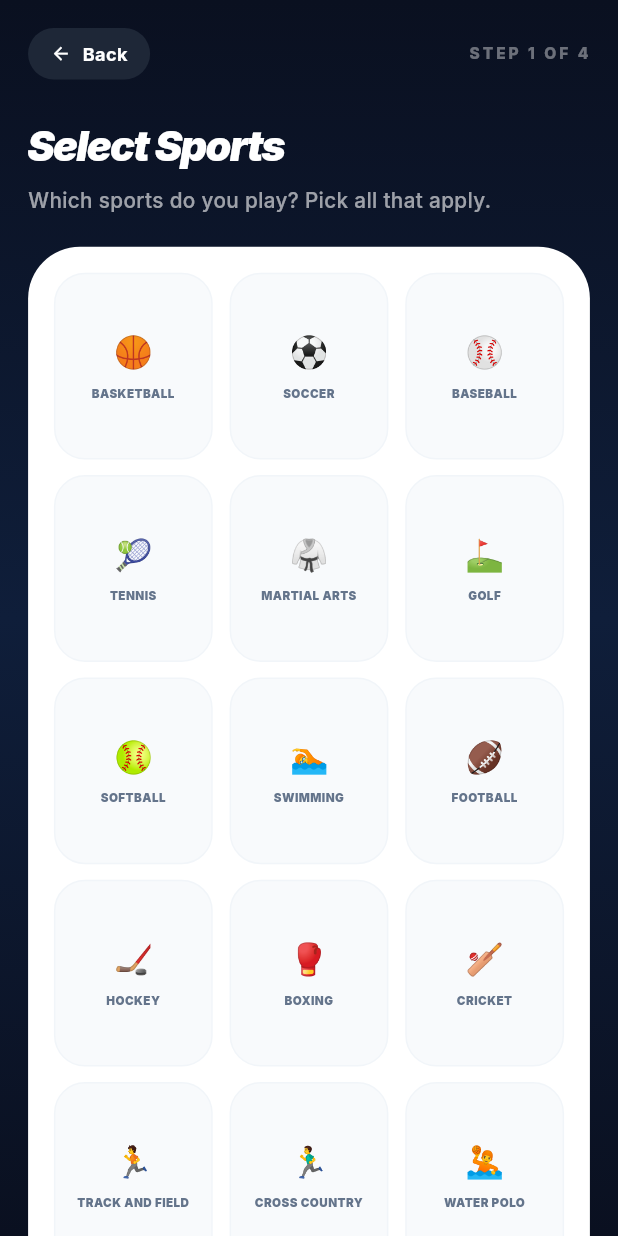
After one commit to srsakilhossen302/sports_program_booking, a Flutter app: the SportsSelectionScreen screen opened by its route, on a phone screen of 412 x 824 dp. The commit adds this screen. Run offline on Flutter 3.47's test engine with Material 3 defaults, Android fonts, the phone set to English and light mode, and no system bars; our stand-ins replace flutter_screenutil, flutter_svg, get, google_fonts, pinput, shared_preferences; accounts and stored records are empty.

Commit message:
feat: implement sports selection screen and controller with grid-based UI and selection state management

```diff
--- a/lib/core/app_route.dart
+++ b/lib/core/app_route.dart
@@ -5,6 +5,7 @@ import '../view/screens/auth/sign_up/screen/sign_up_screen.dart';
 import '../view/screens/auth/sign_in/screen/sign_in_screen.dart';
 import '../view/screens/auth/verification/screen/verification_screen.dart';
 import '../view/screens/auth/role_selection/screen/role_selection_screen.dart';
+import '../view/screens/auth/sports_selection/screen/sports_selection_screen.dart';
 
 class AppRoute {
   static const String splash = '/splash';
@@ -13,6 +14,7 @@ class AppRoute {
   static const String signIn = '/sign_in';
   static const String verification = '/verification';
   static const String roleSelection = '/role_selection';
+  static const String sportsSelection = '/sports_selection';
   static const String booking = '/booking';
 
   static List<GetPage> routes = [
@@ -22,5 +24,6 @@ class AppRoute {
     GetPage(name: signIn, page: () => const SignInScreen()),
     GetPage(name: verification, page: () => const VerificationScreen()),
     GetPage(name: roleSelection, page: () => const RoleSelectionScreen()),
+    GetPage(name: sportsSelection, page: () => const SportsSelectionScreen()),
   ];
 }
--- a/lib/core/dependency.dart
+++ b/lib/core/dependency.dart
@@ -6,6 +6,7 @@ import '../view/screens/auth/sign_up/controller/sign_up_controller.dart';
 import '../view/screens/auth/sign_in/controller/sign_in_controller.dart';
 import '../view/screens/auth/verification/controller/verification_controller.dart';
 import '../view/screens/auth/role_selection/controller/role_selection_controller.dart';
+import '../view/screens/auth/sports_selection/controller/sports_selection_controller.dart';
 import '../view/screens/booking/controller/booking_controller.dart';
 
 class DependencyInjection extends Bindings {
@@ -18,6 +19,7 @@ class DependencyInjection extends Bindings {
     Get.lazyPut(() => SignInController(), fenix: true);
     Get.lazyPut(() => VerificationController(), fenix: true);
     Get.lazyPut(() => RoleSelectionController(), fenix: true);
+    Get.lazyPut(() => SportsSelectionController(), fenix: true);
     Get.lazyPut(() => BookingController(), fenix: true);
   }
 }
--- a/lib/data/helpers/shared_prefe.dart
+++ b/lib/data/helpers/shared_prefe.dart
@@ -3,7 +3,17 @@ import 'package:shared_preferences/shared_preferences.dart';
 class SharedPrefe {
   static SharedPreferences? _preferences;
 
+  static const String _roleKey = 'role';
+
   static Future<void> init() async {
     _preferences = await SharedPreferences.getInstance();
   }
+
+  static Future<void> setRole(String role) async {
+    await _preferences?.setString(_roleKey, role);
+  }
+
+  static String getRole() {
+    return _preferences?.getString(_roleKey) ?? '';
+  }
 }
--- a/lib/view/screens/auth/role_selection/controller/role_selection_controller.dart
+++ b/lib/view/screens/auth/role_selection/controller/role_selection_controller.dart
@@ -1,11 +1,18 @@
 import 'package:get/get.dart';
+import '../../../../../core/app_route.dart';
+import '../../../../../data/helpers/shared_prefe.dart';
 
 class RoleSelectionController extends GetxController {
-  void selectAthlete() {
-    // Navigate to athlete setup or dashboard
+  void selectAthlete() async {
+    // Save role as 'family roll' as per user request
+    await SharedPrefe.setRole('family roll');
+    // Navigate to sports selection
+    Get.toNamed(AppRoute.sportsSelection);
   }
 
-  void selectProvider() {
-    // Navigate to provider setup or dashboard
+  void selectProvider() async {
+    // Save role as 'provider roll' (consistency)
+    await SharedPrefe.setRole('provider roll');
+    // Navigate to provider setup (if implemented)
   }
 }
--- /dev/null
+++ b/lib/view/screens/auth/sports_selection/controller/sports_selection_controller.dart
@@ -0,0 +1,52 @@
+import 'package:get/get.dart';
+
+class SportsSelectionController extends GetxController {
+  // Selected sports list
+  var selectedSports = <String>[].obs;
+
+  // List of sports with their icons (emojis for 3D look)
+  final List<Map<String, String>> sportsList = [
+    {"name": "BASKETBALL", "icon": "🏀"},
+    {"name": "SOCCER", "icon": "⚽"},
+    {"name": "BASEBALL", "icon": "⚾"},
+    {"name": "TENNIS", "icon": "🎾"},
+    {"name": "MARTIAL ARTS", "icon": "🥋"},
+    {"name": "GOLF", "icon": "⛳"},
+    {"name": "SOFTBALL", "icon": "🥎"},
+    {"name": "SWIMMING", "icon": "🏊"},
+    {"name": "FOOTBALL", "icon": "🏈"},
+    {"name": "HOCKEY", "icon": "🏒"},
+    {"name": "BOXING", "icon": "🥊"},
+    {"name": "CRICKET", "icon": "🏏"},
+    {"name": "TRACK AND FIELD", "icon": "🏃"},
+    {"name": "CROSS COUNTRY", "icon": "🏃‍♂️"},
+    {"name": "WATER POLO", "icon": "🤽"},
+    {"name": "CREW", "icon": "🚣"},
+    {"name": "WEIGHTLIFTING", "icon": "🏋️"},
+    {"name": "CHEERLEADING", "icon": "📣"},
+    {"name": "DANCE", "icon": "💃"},
+    {"name": "BADMINTON", "icon": "🏸"},
+    {"name": "VOLLEYBALL", "icon": "🏐"},
+    {"name": "FIELD HOCKEY", "icon": "🏑"},
+    {"name": "FLAG FOOTBALL", "icon": "🏈"},
+    {"name": "LACROSSE", "icon": "🥍"},
+    {"name": "GYMNASTICS", "icon": "🤸"},
+    {"name": "FRISBEE GOLF", "icon": "🥏"},
+    {"name": "SQUASH", "icon": "🎾"},
+    {"name": "YOGA", "icon": "🧘"},
+    {"name": "WRESTLING", "icon": "🤼"},
+    {"name": "FISHING", "icon": "🎣"},
+  ];
+
+  void toggleSport(String sport) {
+    if (selectedSports.contains(sport)) {
+      selectedSports.remove(sport);
+    } else {
+      selectedSports.add(sport);
+    }
+  }
+
+  bool isSelected(String sport) {
+    return selectedSports.contains(sport);
+  }
+}
--- /dev/null
+++ b/lib/view/screens/auth/sports_selection/screen/sports_selection_screen.dart
@@ -0,0 +1,283 @@
+import 'package:flutter/material.dart';
+import 'package:flutter_screenutil/flutter_screenutil.dart';
+import 'package:get/get.dart';
+import 'package:google_fonts/google_fonts.dart';
+import '../../../../../core/utils/app_colors.dart';
+import '../controller/sports_selection_controller.dart';
+
+class SportsSelectionScreen extends StatelessWidget {
+  const SportsSelectionScreen({super.key});
+
+  @override
+  Widget build(BuildContext context) {
+    return GetBuilder<SportsSelectionController>(
+      init: SportsSelectionController(),
+      builder: (controller) {
+        return Scaffold(
+          body: Container(
+            width: double.infinity,
+            height: double.infinity,
+            decoration: const BoxDecoration(
+              gradient: AppColors.splashGradient,
+            ),
+            child: SafeArea(
+              child: SingleChildScrollView(
+                physics: const BouncingScrollPhysics(),
+                child: Padding(
+                  padding: EdgeInsets.all(20.w), // 20 padding as requested
+                  child: Column(
+                    crossAxisAlignment: CrossAxisAlignment.start,
+                    children: [
+                      // Header with Back Button and Step Indicator
+                      Row(
+                        mainAxisAlignment: MainAxisAlignment.spaceBetween,
+                        children: [
+                          // Back Button
+                          GestureDetector(
+                            onTap: () => Get.back(),
+                            child: Container(
+                              padding: EdgeInsets.symmetric(horizontal: 16.w, vertical: 10.h),
+                              decoration: BoxDecoration(
+                                color: const Color(0xFF1E2737),
+                                borderRadius: BorderRadius.circular(30.r),
+                              ),
+                              child: Row(
+                                mainAxisSize: MainAxisSize.min,
+                                children: [
+                                  Icon(Icons.arrow_back, color: Colors.white, size: 16.sp),
+                                  SizedBox(width: 8.w),
+                                  Text(
+                                    "Back",
+                                    style: TextStyle(
+                                      color: Colors.white,
+                                      fontSize: 14.sp,
+                                      fontWeight: FontWeight.w700,
+                                    ),
+                                  ),
+                                ],
+                              ),
+                            ),
+                          ),
+                          // Step Indicator
+                          Text(
+                            "STEP 1 OF 4",
+                            style: TextStyle(
+                              color: Colors.white.withOpacity(0.4),
+                              fontSize: 12.sp,
+                              fontWeight: FontWeight.w800,
+                              letterSpacing: 2.0,
+                            ),
+                          ),
+                        ],
+                      ),
+                      SizedBox(height: 32.h),
+                      // Title
+                      Text(
+                        "Select Sports",
+                        style: GoogleFonts.inter(
+                          color: Colors.white,
+                          fontSize: 32.sp,
+                          fontWeight: FontWeight.w900,
+                          fontStyle: FontStyle.italic,
+                          height: 1.2,
+                          letterSpacing: -1.2.w,
+                        ),
+                      ),
+                      SizedBox(height: 12.h),
+                      // Subtitle
+                      Text(
+                        "Which sports do you play? Pick all that apply.",
+                        style: TextStyle(
+                          color: Colors.white.withOpacity(0.6),
+                          fontSize: 16.sp,
+                          fontWeight: FontWeight.w500,
+                        ),
+                      ),
+                      SizedBox(height: 24.h),
+
+                      // White Container for Sports Grid
+                      Container(
+                        width: double.infinity,
+                        decoration: BoxDecoration(
+                          color: Colors.white,
+                          borderRadius: BorderRadius.circular(40.r),
+                        ),
+                        child: GridView.builder(
+                          padding: EdgeInsets.all(20.r),
+                          shrinkWrap: true, // Allow the grid to take only needed space
+                          physics: const NeverScrollableScrollPhysics(), // Scroll handled by SingleChildScrollView
+                          gridDelegate: SliverGridDelegateWithFixedCrossAxisCount(
+                            crossAxisCount: 3,
+                            crossAxisSpacing: 12.w,
+                            mainAxisSpacing: 12.h,
+                            childAspectRatio: 0.85,
+                          ),
+                          itemCount: controller.sportsList.length,
+                          itemBuilder: (context, index) {
+                            final sport = controller.sportsList[index];
+                            final name = sport['name']!;
+                            final icon = sport['icon']!;
+
+                            return Obx(() {
+                              final isSelected = controller.isSelected(name);
+                              return GestureDetector(
+                                onTap: () => controller.toggleSport(name),
+                                child: Container(
+                                  decoration: BoxDecoration(
+                                    color: isSelected
+                                        ? const Color(0xFF0F172A)
+                                        : const Color(0xFFF8FAFC),
+                                    borderRadius: BorderRadius.circular(24.r),
+                                    border: Border.all(
+                                      color: isSelected
+                                          ? const Color(0xFF0F172A)
+                                          : const Color(0xFFF1F5F9),
+                                      width: 1.0,
+                                    ),
+                                  ),
+                                  child: Column(
+                                    mainAxisAlignment: MainAxisAlignment.center,
+                                    children: [
+                                      Text(
+                                        icon,
+                                        style: TextStyle(fontSize: 24.sp),
+                                      ),
+                                      SizedBox(height: 8.h),
+                                      Padding(
+                                        padding: EdgeInsets.symmetric(horizontal: 4.w),
+                                        child: Text(
+                                          name,
+                                          textAlign: TextAlign.center,
+                                          style: TextStyle(
+                                            color: isSelected
+                                                ? Colors.white
+                                                : const Color(0xFF64748B),
+                                            fontSize: 9.sp,
+                                            fontWeight: FontWeight.w900,
+                                            letterSpacing: 0.3,
+                                          ),
+                                        ),
+                                      ),
+                                    ],
+                                  ),
+                                ),
+                              );
+                            });
+                          },
+                        ),
+                      ),
+
+                      SizedBox(height: 24.h),
+
+                      // Selection Counter Banner
+                      Obx(() => controller.selectedSports.isNotEmpty
+                          ? Container(
+                              padding: EdgeInsets.symmetric(horizontal: 16.w, vertical: 12.h),
+                              margin: EdgeInsets.only(bottom: 20.h),
+                              decoration: BoxDecoration(
+                                color: const Color(0xFF0F1E3A).withOpacity(0.8),
+                                borderRadius: BorderRadius.circular(16.r),
+                                border: Border.all(color: Colors.white.withOpacity(0.1)),
+                              ),
+                              child: Row(
+                                children: [
+                                  Icon(Icons.info_outline_rounded, color: Colors.white.withOpacity(0.6), size: 18.sp),
+                                  SizedBox(width: 12.w),
+                                  Expanded(
+                                    child: Text.rich(
+                                      TextSpan(
+                                        text: "You picked ",
+                                        style: TextStyle(color: Colors.white.withOpacity(0.6), fontSize: 13.sp),
+                                        children: [
+                                          TextSpan(
+                                            text: "${controller.selectedSports.length} sports",
+                                            style: const TextStyle(color: Colors.white, fontWeight: FontWeight.bold),
+                                          ),
+                                          const TextSpan(text: " — we'll personalize your experience across all of them."),
+                                        ],
+                                      ),
+                                    ),
+                                  ),
+                                ],
+                              ),
+                            )
+                          : const SizedBox.shrink()),
+
+                      // Bottom Buttons
+                      Row(
+                        children: [
+                          // BACK Button
+                          Expanded(
+                            flex: 1,
+                            child: SizedBox(
+                              height: 60.h,
+                              child: OutlinedButton(
+                                onPressed: () => Get.back(),
+                                style: OutlinedButton.styleFrom(
+                                  side: BorderSide(color: Colors.white.withOpacity(0.1)),
+                                  shape: RoundedRectangleBorder(
+                                    borderRadius: BorderRadius.circular(30.r),
+                                  ),
+                                  backgroundColor: const Color(0xFF0F1E3A).withOpacity(0.4),
+                                ),
+                                child: Text(
+                                  "BACK",
+                                  style: TextStyle(
+                                    color: Colors.white.withOpacity(0.6),
+                                    fontSize: 14.sp,
+                                    fontWeight: FontWeight.w900,
+                                    letterSpacing: 2.0,
+                                  ),
+                                ),
+                              ),
+                            ),
+                          ),
+                          SizedBox(width: 16.w),
+                          // NEXT Button
+                          Expanded(
+                            flex: 2,
+                            child: SizedBox(
+                              height: 60.h,
+                              child: ElevatedButton(
+                                onPressed: () {
+                                  // Navigate to next step
+                                },
+                                style: ElevatedButton.styleFrom(
+                                  backgroundColor: Colors.white,
+                                  foregroundColor: const Color(0xFF0F172A),
+                                  shape: RoundedRectangleBorder(
+                                    borderRadius: BorderRadius.circular(30.r),
+                                  ),
+                                ),
+                                child: Row(
+                                  mainAxisAlignment: MainAxisAlignment.center,
+                                  children: [
+                                    Text(
+                                      "NEXT",
+                                      style: TextStyle(
+                                        fontSize: 14.sp,
+                                        fontWeight: FontWeight.w900,
+                                        letterSpacing: 2.0,
+                                      ),
+                                    ),
+                                    SizedBox(width: 12.w),
+                                    Icon(Icons.arrow_forward_rounded, size: 20.sp),
+                                  ],
+                                ),
+                              ),
+                            ),
+                          ),
+                        ],
+                      ),
+                      SizedBox(height: 20.h), // Extra padding at the very bottom
+                    ],
+                  ),
+                ),
+              ),
+            ),
+          ),
+        );
+      },
+    );
+  }
+}
```
